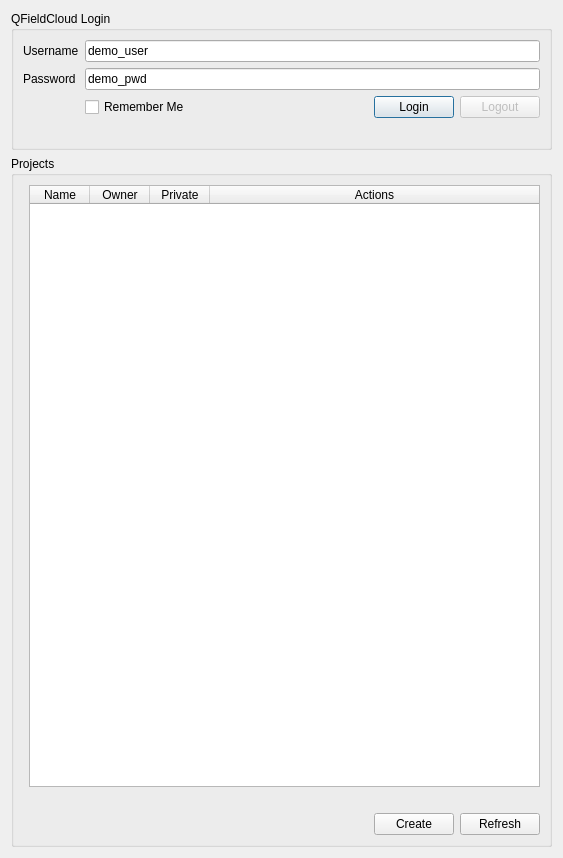
Above: qfieldsync/ui/qfield_cloud_dialog.ui from opengisch/qfieldsync before the change. Below: the same form after it.
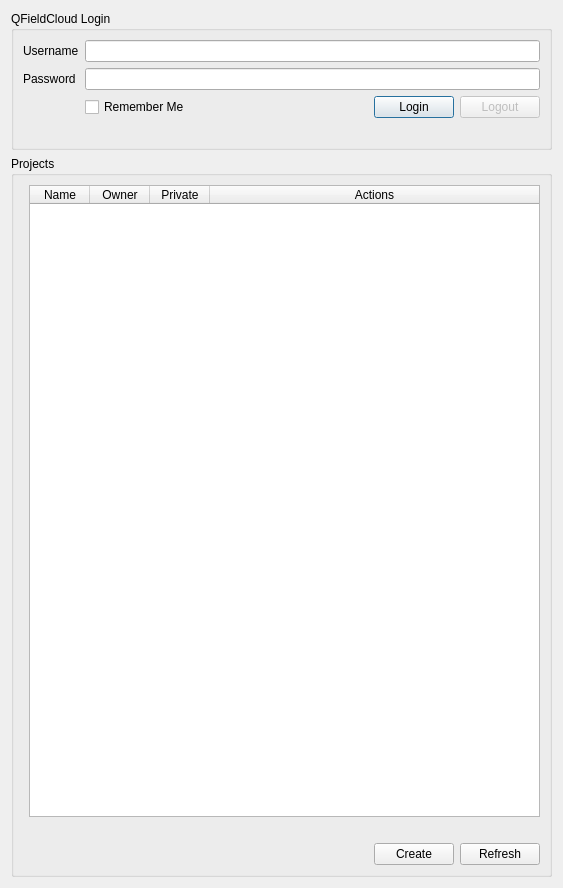
That is the form after the change. Custom widgets are drawn as their Qt base class.

```diff
--- a/qfieldsync/ui/qfield_cloud_dialog.ui
+++ b/qfieldsync/ui/qfield_cloud_dialog.ui
@@ -7,7 +7,7 @@
     <x>0</x>
     <y>0</y>
     <width>563</width>
-    <height>858</height>
+    <height>888</height>
    </rect>
   </property>
   <property name="windowTitle">
@@ -28,11 +28,7 @@
        </widget>
       </item>
       <item row="1" column="1">
-       <widget class="QLineEdit" name="usernameLineEdit">
-        <property name="text">
-         <string>demo_user</string>
-        </property>
-       </widget>
+       <widget class="QLineEdit" name="usernameLineEdit"/>
       </item>
       <item row="2" column="0">
        <widget class="QLabel" name="passwordLabel">
@@ -42,11 +38,7 @@
        </widget>
       </item>
       <item row="2" column="1">
-       <widget class="QgsPasswordLineEdit" name="passwordLineEdit">
-        <property name="text">
-         <string>demo_pwd</string>
-        </property>
-       </widget>
+       <widget class="QgsPasswordLineEdit" name="passwordLineEdit"/>
       </item>
       <item row="3" column="1">
        <layout class="QHBoxLayout" name="loginFormButtonsLayout" stretch="0,0,0,0">
```
